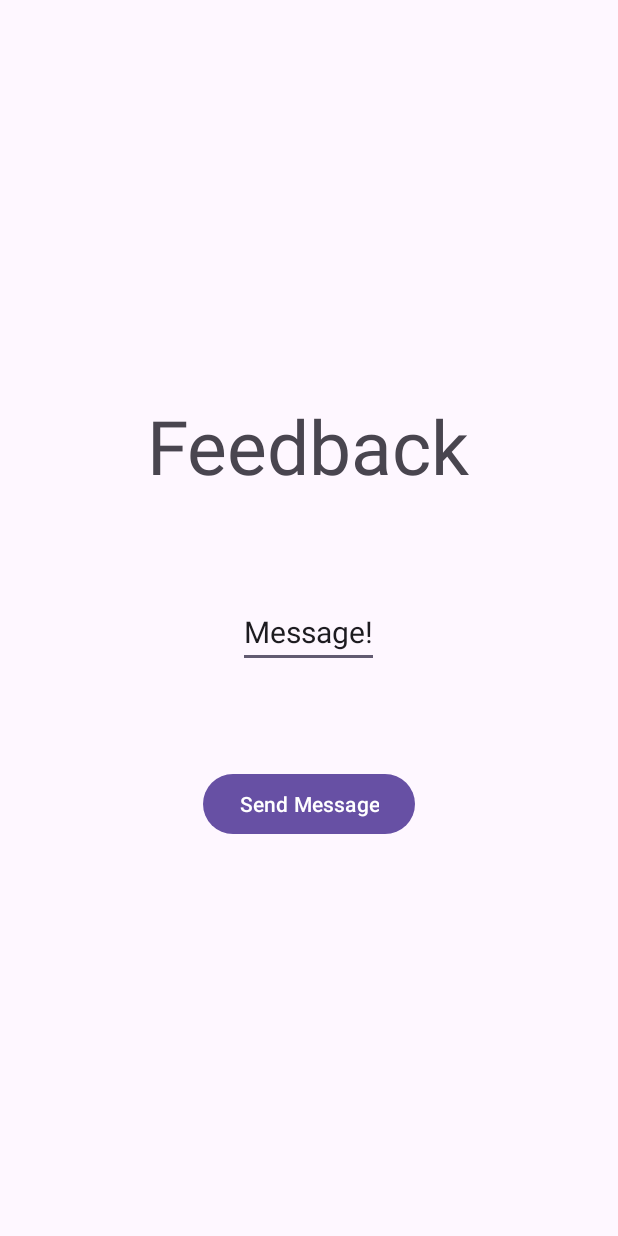
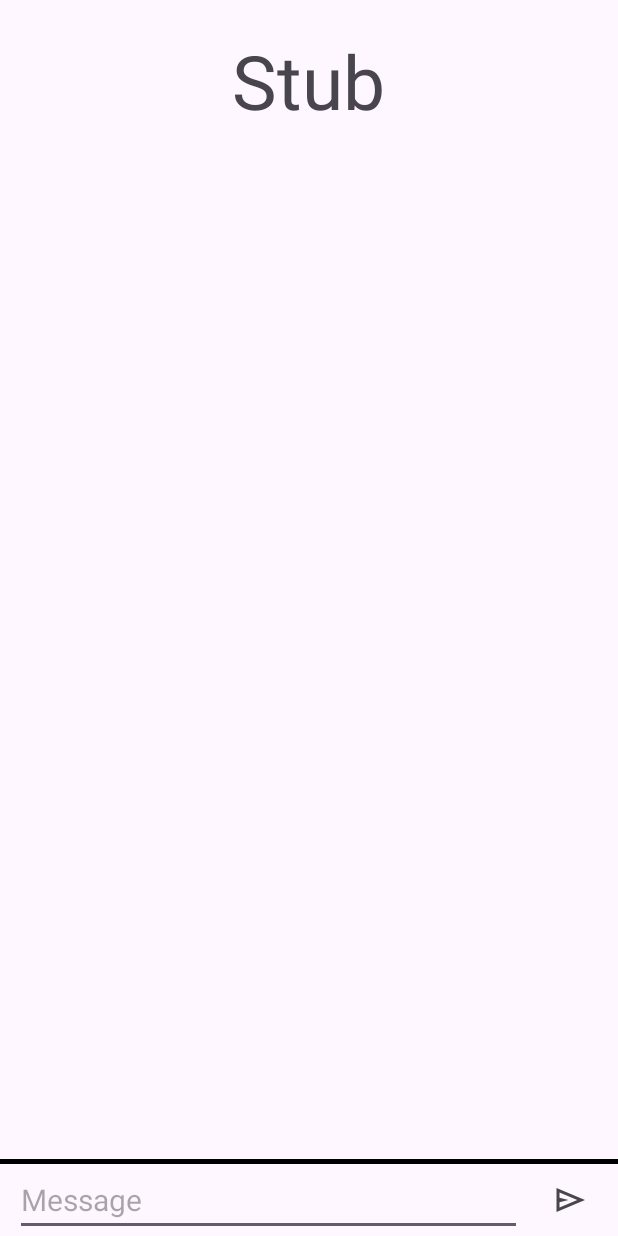
Before and after one commit to DiogoAluai/WhatsDown, an Android app: the MessageActivity screen opened directly, with no data from a screen before it, on a phone screen of 412 x 824 dp. Run offline under Robolectric (Android 15) with nearby library versions, the phone set to English and light mode, and no system bars; our stand-ins replace Dagger/Hilt's generated code; libraries missing offline, so code that uses them is left out: daluai.app.sdk_boost; 10 statements that could not run were skipped.

Commit message:
Add list view for messages
- add functionality for multiple message
communication.
- issue: scrolling on edit text focus
does not scroll messages to bottom automatically.

```diff
--- a/app/src/main/java/daluai/app/whatsdown/ui/message/MessageActivity.java
+++ b/app/src/main/java/daluai/app/whatsdown/ui/message/MessageActivity.java
@@ -6,17 +6,21 @@ import static daluai.app.whatsdown.ui.MessagingUtils.sendMessage;
 
 import android.os.Bundle;
 import android.view.View;
-import android.widget.Button;
+import android.widget.ArrayAdapter;
 import android.widget.EditText;
+import android.widget.ImageButton;
+import android.widget.ListView;
 import android.widget.TextView;
 
 import androidx.annotation.NonNull;
 import androidx.annotation.Nullable;
 import androidx.appcompat.app.AppCompatActivity;
+import androidx.lifecycle.Observer;
 import androidx.lifecycle.ViewModelProvider;
 
 import org.json.JSONException;
 
+import java.util.List;
 import java.util.concurrent.ExecutorService;
 import java.util.concurrent.Executors;
 
@@ -45,9 +49,10 @@ public class MessageActivity extends AppCompatActivity {
 
     private static final ExecutorService EXECUTOR = Executors.newFixedThreadPool(THREAD_POOL_COUNT);
 
-    private final LazyView<TextView> feedbackTextView;
+    private final LazyView<TextView> messageTargetTitle;
+    private final LazyView<ListView> messageListView;
     private final LazyView<EditText> messageEditText;
-    private final LazyView<Button> sendButton;
+    private final LazyView<ImageButton> sendButton;
 
     @Inject
     MessageManager messageManager;
@@ -63,29 +68,63 @@ public class MessageActivity extends AppCompatActivity {
     public MessageActivity() {
         super(R.layout.activity_message);
         var lazyViewFactory = new LazyViewFactory(this);
-        feedbackTextView = lazyViewFactory.createView(R.id.feedback);
-        messageEditText = lazyViewFactory.createView(R.id.messageEditText);
-        sendButton = lazyViewFactory.createView(R.id.sendButton);
+        this.messageTargetTitle = lazyViewFactory.createView(R.id.messageTargetTitle);
+        this.messageListView = lazyViewFactory.createView(R.id.messageListView);
+        this.messageEditText = lazyViewFactory.createView(R.id.messageEditText);
+        this.sendButton = lazyViewFactory.createView(R.id.sendButton);
     }
 
     @Override
     protected void onCreate(@Nullable Bundle savedInstanceState) {
         super.onCreate(savedInstanceState);
         toastHandler = new ToastHandler(this);
+
         messagingTargetIp = getIntent().getStringExtra(INTENT_MESSAGE_SERVICE_IP);
         messagingTargetUser = getIntent().getStringExtra(INTENT_MESSAGE_USER);
+
         messageViewModel = new ViewModelProvider(this,
                 new MessageViewModelFactory(messageManager, messagingTargetUser))
                 .get(MessageViewModel.class);
 
+        // ~ this is fine, no need for live data since intent will always have the information
+        // even after the destroy/create cycle
+        messageTargetTitle.get().setText(messagingTargetUser);
+
+        EXECUTOR.execute(this::setMessagesListViewAdapter);
+
         sendButton.get().setOnClickListener(createSendMessageOnClick());
+    }
 
-        messageViewModel.getMessagesLive().observe(this, messages -> {
-            var index = messages.size() - 1;
-            if (index > -1) {
-                feedbackTextView.get().setText(messages.get(index).messageText);
-            }
-        });
+    /**
+     * Set initial state adapter, only then add messages observer in main thread
+     */
+    private void setMessagesListViewAdapter() {
+        List<Message> startingMessages = messageManager.getMessages(messagingTargetUser);
+        messageListView.get().setAdapter(createMessageListViewAdapter(startingMessages));
+
+        Observer<List<Message>> messagesObserver = messages -> {
+            messageListView.get().setAdapter(createMessageListViewAdapter(messages));
+            scrollMessageListToBottom();
+        };
+        UiUtils.runCallbackOnMainThread(() ->
+                messageViewModel.getMessagesLive().observe(this, messagesObserver));
+    }
+
+    /**
+     * Post scroll to bottom to messages list view
+     */
+    private void scrollMessageListToBottom() {
+        var listView = messageListView.get();
+        var adapter = listView.getAdapter();
+        int lastElementIndex = adapter.getCount() - 1;
+        if (lastElementIndex > -1) {
+            listView.post(() -> listView.setSelection(lastElementIndex));
+        }
+    }
+
+    @NonNull
+    private ArrayAdapter<Message> createMessageListViewAdapter(List<Message> startingMessages) {
+        return new MessageListViewAdapter(this, android.R.layout.simple_list_item_1, startingMessages);
     }
 
     @NonNull
@@ -99,6 +138,7 @@ public class MessageActivity extends AppCompatActivity {
                     messageToSend
             );
             try {
+                // receiving messages are captured the listener defined in MainActivity
                 sendMessage(messagingTargetIp, messagePacket.toJson().getBytes());
                 messageManager.saveMessage(Message.fromSendingPacket(messagePacket));
                 UiUtils.runCallbackOnMainThread(() -> messageEditText.get().setText(""));
--- /dev/null
+++ b/app/src/main/res/drawable/send_24px.xml
@@ -0,0 +1,11 @@
+<vector xmlns:android="http://schemas.android.com/apk/res/android"
+    android:width="24dp"
+    android:height="24dp"
+    android:viewportWidth="960"
+    android:viewportHeight="960"
+    android:tint="?attr/colorControlNormal"
+    android:autoMirrored="true">
+  <path
+      android:fillColor="@android:color/white"
+      android:pathData="M120,800L120,160L880,480L120,800ZM200,680L674,480L200,280L200,420L440,480L200,540L200,680ZM200,680L200,480L200,280L200,420L200,420L200,540L200,540L200,680Z"/>
+</vector>
--- a/app/src/main/res/layout/activity_message.xml
+++ b/app/src/main/res/layout/activity_message.xml
@@ -1,33 +1,62 @@
 <?xml version="1.0" encoding="utf-8"?>
 <LinearLayout xmlns:android="http://schemas.android.com/apk/res/android"
-    android:gravity="center"
     android:orientation="vertical"
     android:layout_width="match_parent"
     android:layout_height="match_parent">
 
     <TextView
-        android:id="@+id/feedback"
+        android:id="@+id/messageTargetTitle"
+        android:layout_gravity="center"
         android:layout_width="wrap_content"
         android:layout_height="wrap_content"
+        android:text="Stub"
+        android:layout_marginTop="20dp"
         android:textSize="50dp"
-        android:text="Feedback"
         android:layout_marginBottom="100px"
         />
 
-    <EditText
-        android:id="@+id/messageEditText"
-        android:layout_width="wrap_content"
-        android:layout_height="wrap_content"
-        android:layout_marginBottom="100px"
-        android:textSize="20dp"
-        android:text="Message!"
+    <ListView
+        android:id="@+id/messageListView"
+        android:layout_width="match_parent"
+        android:layout_height="0dp"
+        android:layout_weight="1"
+        android:layout_marginBottom="10dp"
         />
 
-    <Button
-        android:id="@+id/sendButton"
-        android:layout_width="wrap_content"
-        android:layout_height="wrap_content"
-        android:text="Send Message"
+
+    <View
+        android:layout_width="match_parent"
+        android:layout_height="3dp"
+        android:background="@color/black"
         />
 
+
+    <LinearLayout
+        android:layout_width="match_parent"
+        android:layout_height="wrap_content"
+        android:orientation="horizontal"
+        >
+
+
+        <EditText
+            android:id="@+id/messageEditText"
+            android:layout_width="0dp"
+            android:layout_height="wrap_content"
+            android:layout_weight="1"
+            android:layout_marginStart="10dp"
+            android:textSize="20dp"
+            android:hint="Message"
+            />
+
+        <ImageButton
+            android:id="@+id/sendButton"
+            android:layout_marginStart="20dp"
+            android:layout_marginEnd="20dp"
+            android:layout_width="24dp"
+            android:layout_height="24dp"
+            android:layout_gravity="center"
+            android:background="@drawable/send_24px"
+            />
+    </LinearLayout>
+
 </LinearLayout>
```
Also changed, not shown: app/src/main/java/daluai/app/whatsdown/data/model/Message.java (+17 -0 lines), app/src/main/java/daluai/app/whatsdown/ui/message/MessageListViewAdapter.java (added, +40 -0 lines).
